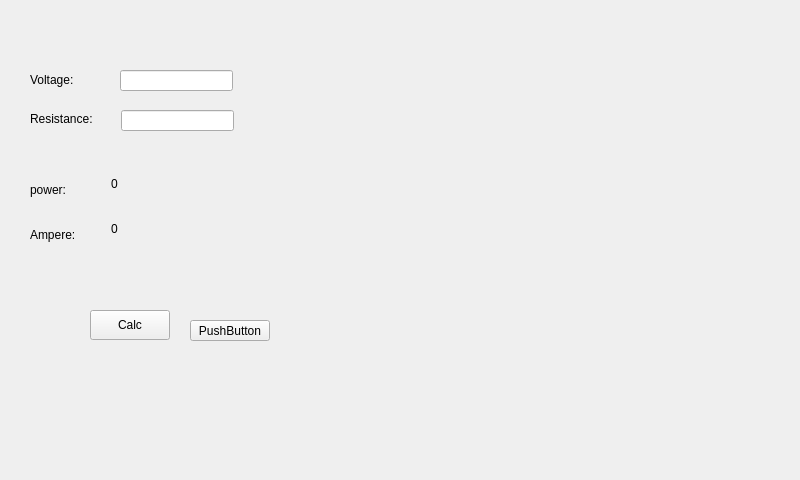
Before: the Qt Designer form coilcalc/mainwindow.ui in Rumo666/coil_calc, drawn with Qt 5.
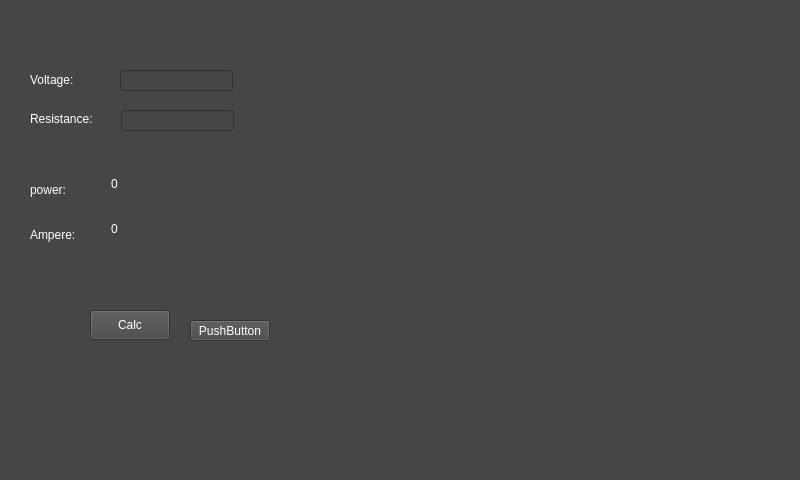
After: the same form once the commit is applied.

Commit message: color + maxsize

```diff
--- a/coilcalc/mainwindow.ui
+++ b/coilcalc/mainwindow.ui
@@ -16,6 +16,13 @@
   <property name="windowTitle">
    <string>MainWindow</string>
   </property>
+  <property name="autoFillBackground">
+   <bool>false</bool>
+  </property>
+  <property name="styleSheet">
+   <string notr="true">background-color: rgb(70, 70, 70);
+color: rgb(255, 255, 255);</string>
+  </property>
   <widget class="QWidget" name="centralWidget">
    <widget class="QPushButton" name="pushButton">
     <property name="geometry">
```
The commit also changes 17 other files.
